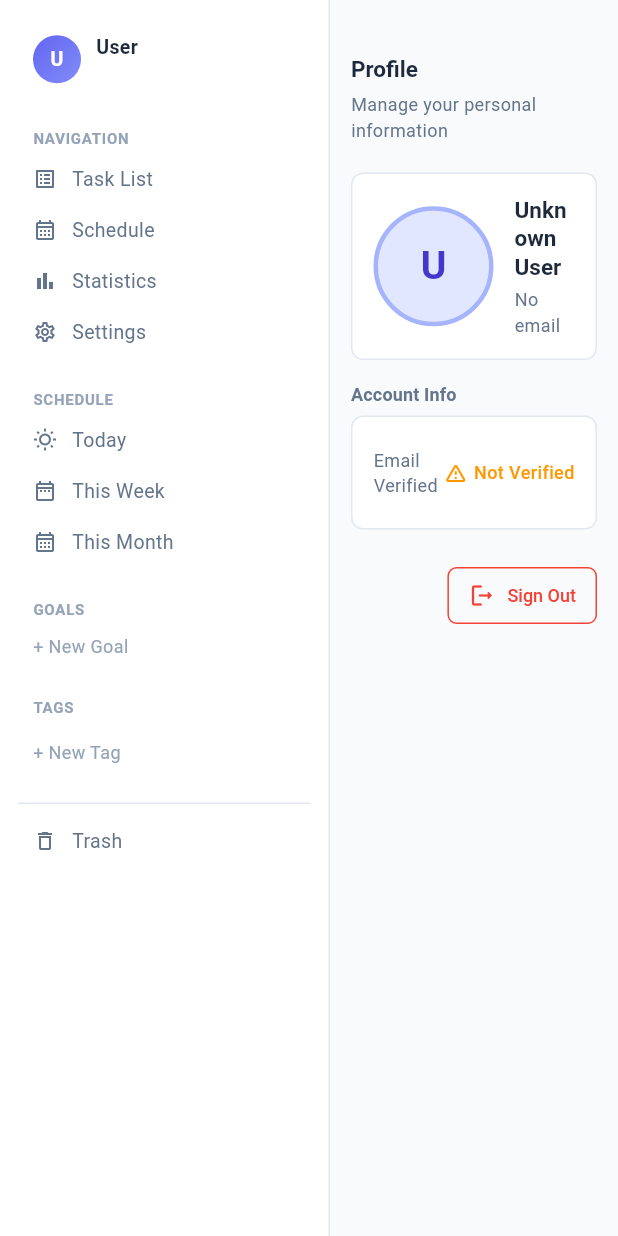
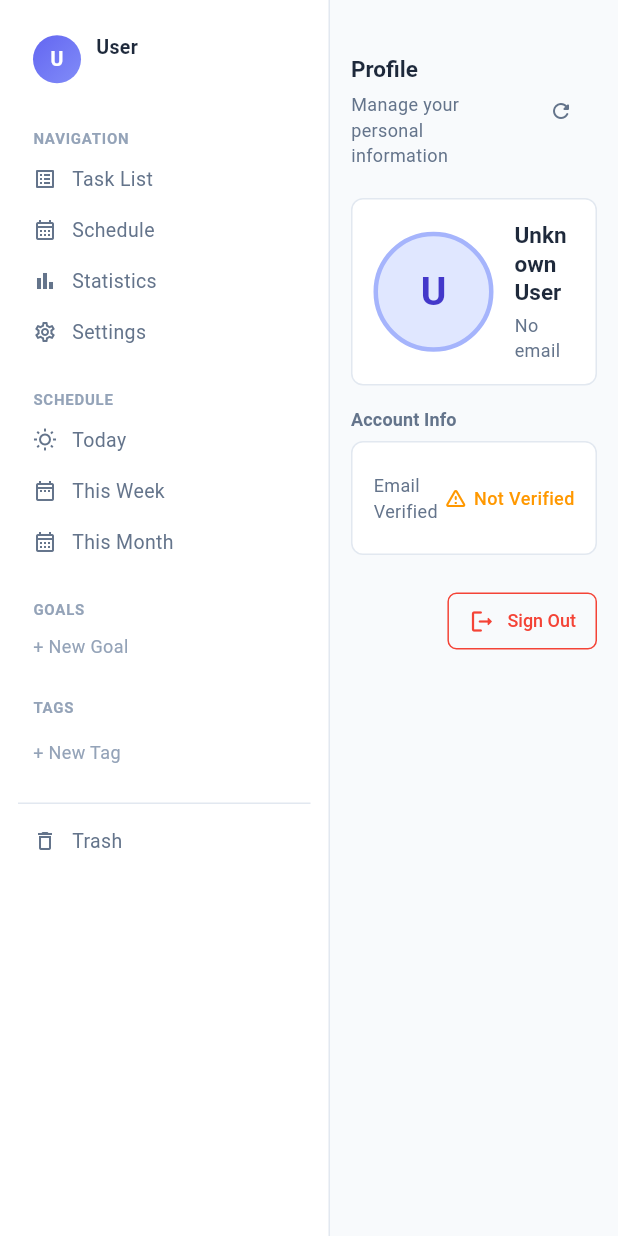
Before and after one commit to ninechaps/focus_flow, a Flutter app: the ProfilePage screen opened by its route, on a phone screen of 412 x 824 dp. Run offline on Flutter 3.47's test engine with Material 3 defaults, Android fonts, the phone set to English and light mode, and no system bars; our stand-ins replace dio, flutter_local_notifications, flutter_secure_storage, freezed_annotation, go_router, shared_preferences and 1 more; missing offline and left inert: bitsdojo_window, hotkey_manager, pointycastle; accounts and stored records are empty.

Commit message:
auth/profile: add user profile refresh and X-Client-Type header (#9)
Previously, the macOS client had no way to sync user profile changes
made on the web without restarting the app or re-logging in. The HTTP
client also lacked client identification headers for the backend.

Changes:
- Add X-Client-Type: macos-app header to all HTTP requests (both
  the main Dio instance and the plain Dio used for token refresh)
- Update base URL from localhost:3000 to localhost:3002
- Add AuthProvider.refreshCurrentUser() to fetch the latest user
  profile from /api/auth/me and update in-memory and Keychain cache
- Add a refresh icon button to the Profile page header, with loading
  indicator while the request is in flight

Release note (ui change): Added a refresh button to the Profile page
that allows users to sync their profile information updated on the web
without re-logging in.

```diff
--- a/lib/core/api/http_client.dart
+++ b/lib/core/api/http_client.dart
@@ -5,7 +5,7 @@ import 'package:flutter/foundation.dart';
 class AppHttpConfig {
   /// Base URL for the authentication API server.
   /// TODO: Move to environment configuration before production release.
-  static const String baseUrl = 'http://localhost:3000';
+  static const String baseUrl = 'http://localhost:3002';
 
   static const Duration connectTimeout = Duration(seconds: 15);
   static const Duration receiveTimeout = Duration(seconds: 15);
@@ -43,6 +43,7 @@ class HttpClient {
       headers: {
         'Content-Type': 'application/json',
         'Accept': 'application/json',
+        'X-Client-Type': 'macos-app',
       },
     ));
 
@@ -81,6 +82,7 @@ class HttpClient {
       headers: {
         'Content-Type': 'application/json',
         'Accept': 'application/json',
+        'X-Client-Type': 'macos-app',
       },
     ));
   }
--- a/lib/pages/profile/index.dart
+++ b/lib/pages/profile/index.dart
@@ -5,8 +5,21 @@ import '../../providers/auth_provider.dart';
 import '../../theme/app_theme.dart';
 
 /// Profile page - User profile information with account details and sign-out
-class ProfilePage extends StatelessWidget {
+class ProfilePage extends StatefulWidget {
   const ProfilePage({super.key});
+
+  @override
+  State<ProfilePage> createState() => _ProfilePageState();
+}
+
+class _ProfilePageState extends State<ProfilePage> {
+  bool _isRefreshing = false;
+
+  Future<void> _handleRefresh(AuthProvider authProvider) async {
+    setState(() => _isRefreshing = true);
+    await authProvider.refreshCurrentUser();
+    if (mounted) setState(() => _isRefreshing = false);
+  }
 
   @override
   Widget build(BuildContext context) {
@@ -28,6 +41,12 @@ class ProfilePage extends StatelessWidget {
             crossAxisAlignment: CrossAxisAlignment.start,
             children: [
               // Page header
+              Row(
+                children: [
+                  Expanded(
+                    child: Column(
+                      crossAxisAlignment: CrossAxisAlignment.start,
+                      children: [
                         Text(
                           l10n.profileTitle,
                           style: Theme.of(context).textTheme.headlineMedium,
@@ -38,6 +57,22 @@ class ProfilePage extends StatelessWidget {
                           style: Theme.of(context).textTheme.bodyMedium?.copyWith(
                                 color: colors.textSecondary,
                               ),
+                        ),
+                      ],
+                    ),
+                  ),
+                  IconButton(
+                    tooltip: '刷新用户资料',
+                    onPressed: _isRefreshing ? null : () => _handleRefresh(authProvider),
+                    icon: _isRefreshing
+                        ? const SizedBox(
+                            width: 18,
+                            height: 18,
+                            child: CircularProgressIndicator(strokeWidth: 2),
+                          )
+                        : const Icon(Icons.refresh_rounded),
+                  ),
+                ],
               ),
               const SizedBox(height: AppTheme.spacingXl),
 
```
Also changed, not shown: lib/providers/auth_provider.dart (+20 -0 lines). Lines whose indentation alone changed are shown as unchanged.
